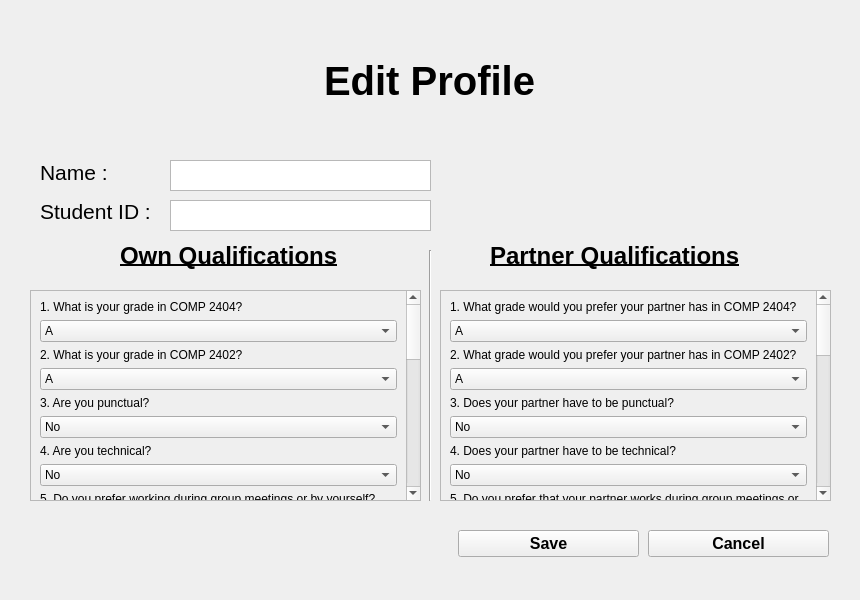
Above: Final/ProfileSubsystem/editprofilepage.ui from aboodmufti/cupid before the change. Below: the same form after it.
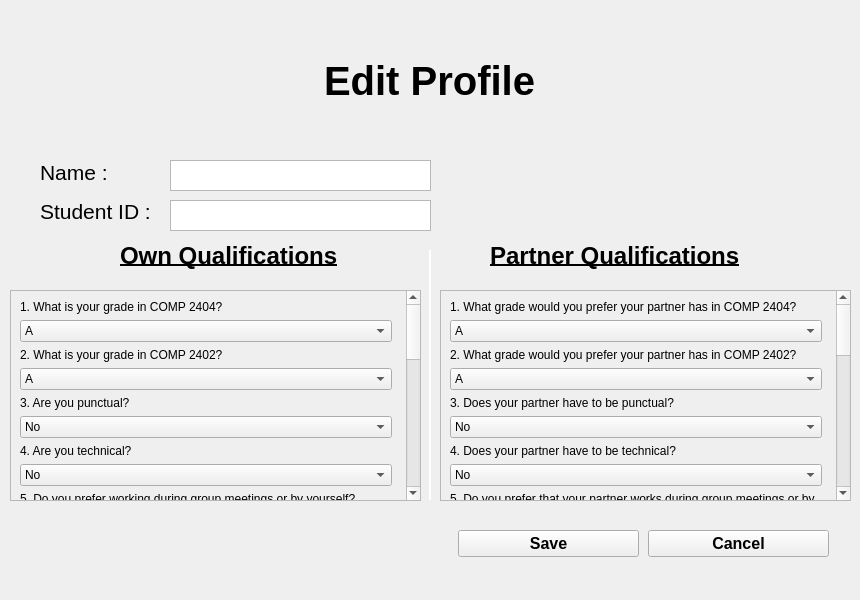
That is the form after the change.

Commit message: added some colors, and the detailed results page

Diff of the .ui file:
```diff
--- a/Final/ProfileSubsystem/editprofilepage.ui
+++ b/Final/ProfileSubsystem/editprofilepage.ui
@@ -22,6 +22,421 @@
      <height>251</height>
     </rect>
    </property>
+   <property name="palette">
+    <palette>
+     <active>
+      <colorrole role="WindowText">
+       <brush brushstyle="SolidPattern">
+        <color alpha="255">
+         <red>255</red>
+         <green>255</green>
+         <blue>255</blue>
+        </color>
+       </brush>
+      </colorrole>
+      <colorrole role="Button">
+       <brush brushstyle="SolidPattern">
+        <color alpha="255">
+         <red>255</red>
+         <green>255</green>
+         <blue>255</blue>
+        </color>
+       </brush>
+      </colorrole>
+      <colorrole role="Light">
+       <brush brushstyle="SolidPattern">
+        <color alpha="255">
+         <red>255</red>
+         <green>255</green>
+         <blue>255</blue>
+        </color>
+       </brush>
+      </colorrole>
+      <colorrole role="Midlight">
+       <brush brushstyle="SolidPattern">
+        <color alpha="255">
+         <red>255</red>
+         <green>255</green>
+         <blue>255</blue>
+        </color>
+       </brush>
+      </colorrole>
+      <colorrole role="Dark">
+       <brush brushstyle="SolidPattern">
+        <color alpha="255">
+         <red>255</red>
+         <green>255</green>
+         <blue>255</blue>
+        </color>
+       </brush>
+      </colorrole>
+      <colorrole role="Mid">
+       <brush brushstyle="SolidPattern">
+        <color alpha="255">
+         <red>255</red>
+         <green>255</green>
+         <blue>255</blue>
+        </color>
+       </brush>
+      </colorrole>
+      <colorrole role="Text">
+       <brush brushstyle="SolidPattern">
+        <color alpha="255">
+         <red>255</red>
+         <green>255</green>
+         <blue>255</blue>
+        </color>
+       </brush>
+      </colorrole>
+      <colorrole role="BrightText">
+       <brush brushstyle="SolidPattern">
+        <color alpha="255">
+         <red>255</red>
+         <green>255</green>
+         <blue>255</blue>
+        </color>
+       </brush>
+      </colorrole>
+      <colorrole role="ButtonText">
+       <brush brushstyle="SolidPattern">
+        <color alpha="255">
+         <red>255</red>
+         <green>255</green>
+         <blue>255</blue>
+        </color>
+       </brush>
+      </colorrole>
+      <colorrole role="Base">
+       <brush brushstyle="SolidPattern">
+        <color alpha="255">
+         <red>255</red>
+         <green>255</green>
+         <blue>255</blue>
+        </color>
+       </brush>
+      </colorrole>
+      <colorrole role="Window">
+       <brush brushstyle="SolidPattern">
+        <color alpha="255">
+         <red>255</red>
+         <green>255</green>
+         <blue>255</blue>
+        </color>
+       </brush>
+      </colorrole>
+      <colorrole role="Shadow">
+       <brush brushstyle="SolidPattern">
+        <color alpha="255">
+         <red>255</red>
+         <green>255</green>
+         <blue>255</blue>
+        </color>
+       </brush>
+      </colorrole>
+      <colorrole role="AlternateBase">
+       <brush brushstyle="SolidPattern">
+        <color alpha="255">
+         <red>255</red>
+         <green>255</green>
+         <blue>255</blue>
+        </color>
+       </brush>
+      </colorrole>
+      <colorrole role="ToolTipBase">
+       <brush brushstyle="SolidPattern">
+        <color alpha="255">
+         <red>255</red>
+         <green>255</green>
+         <blue>220</blue>
+        </color>
+       </brush>
+      </colorrole>
+      <colorrole role="ToolTipText">
+       <brush brushstyle="SolidPattern">
+        <color alpha="255">
+         <red>255</red>
+         <green>255</green>
+         <blue>255</blue>
+        </color>
+       </brush>
+      </colorrole>
+     </active>
+     <inactive>
+      <colorrole role="WindowText">
+       <brush brushstyle="SolidPattern">
+        <color alpha="255">
+         <red>255</red>
+         <green>255</green>
+         <blue>255</blue>
+        </color>
+       </brush>
+      </colorrole>
+      <colorrole role="Button">
+       <brush brushstyle="SolidPattern">
+        <color alpha="255">
+         <red>255</red>
+         <green>255</green>
+         <blue>255</blue>
+        </color>
+       </brush>
+      </colorrole>
+      <colorrole role="Light">
+       <brush brushstyle="SolidPattern">
+        <color alpha="255">
+         <red>255</red>
+         <green>255</green>
+         <blue>255</blue>
+        </color>
+       </brush>
+      </colorrole>
+      <colorrole role="Midlight">
+       <brush brushstyle="SolidPattern">
+        <color alpha="255">
+         <red>255</red>
+         <green>255</green>
+         <blue>255</blue>
+        </color>
+       </brush>
+      </colorrole>
+      <colorrole role="Dark">
+       <brush brushstyle="SolidPattern">
+        <color alpha="255">
+         <red>255</red>
+         <green>255</green>
+         <blue>255</blue>
+        </color>
+       </brush>
+      </colorrole>
+      <colorrole role="Mid">
+       <brush brushstyle="SolidPattern">
+        <color alpha="255">
+         <red>255</red>
+         <green>255</green>
+         <blue>255</blue>
+        </color>
+       </brush>
+      </colorrole>
+      <colorrole role="Text">
+       <brush brushstyle="SolidPattern">
+        <color alpha="255">
+         <red>255</red>
+         <green>255</green>
+         <blue>255</blue>
+        </color>
+       </brush>
+      </colorrole>
+      <colorrole role="BrightText">
+       <brush brushstyle="SolidPattern">
+        <color alpha="255">
+         <red>255</red>
+         <green>255</green>
+         <blue>255</blue>
+        </color>
+       </brush>
+      </colorrole>
+      <colorrole role="ButtonText">
+       <brush brushstyle="SolidPattern">
+        <color alpha="255">
+         <red>255</red>
+         <green>255</green>
+         <blue>255</blue>
+        </color>
+       </brush>
+      </colorrole>
+      <colorrole role="Base">
+       <brush brushstyle="SolidPattern">
+        <color alpha="255">
+         <red>255</red>
+         <green>255</green>
+         <blue>255</blue>
+        </color>
+       </brush>
+      </colorrole>
+      <colorrole role="Window">
+       <brush brushstyle="SolidPattern">
+        <color alpha="255">
+         <red>255</red>
+         <green>255</green>
+         <blue>255</blue>
+        </color>
+       </brush>
+      </colorrole>
+      <colorrole role="Shadow">
+       <brush brushstyle="SolidPattern">
+        <color alpha="255">
+         <red>255</red>
+         <green>255</green>
+         <blue>255</blue>
+        </color>
+       </brush>
+      </colorrole>
+      <colorrole role="AlternateBase">
+       <brush brushstyle="SolidPattern">
+        <color alpha="255">
+         <red>255</red>
+         <green>255</green>
+         <blue>255</blue>
+        </color>
+       </brush>
+      </colorrole>
+      <colorrole role="ToolTipBase">
+       <brush brushstyle="SolidPattern">
+        <color alpha="255">
+         <red>255</red>
+         <green>255</green>
+         <blue>220</blue>
+        </color>
+       </brush>
+      </colorrole>
+      <colorrole role="ToolTipText">
+       <brush brushstyle="SolidPattern">
+        <color alpha="255">
+         <red>255</red>
+         <green>255</green>
+         <blue>255</blue>
+        </color>
+       </brush>
+      </colorrole>
+     </inactive>
+     <disabled>
+      <colorrole role="WindowText">
+       <brush brushstyle="SolidPattern">
+        <color alpha="255">
+         <red>255</red>
+         <green>255</green>
+         <blue>255</blue>
+        </color>
+       </brush>
+      </colorrole>
+      <colorrole role="Button">
+       <brush brushstyle="SolidPattern">
+        <color alpha="255">
+         <red>255</red>
+         <green>255</green>
+         <blue>255</blue>
+        </color>
+       </brush>
+      </colorrole>
+      <colorrole role="Light">
+       <brush brushstyle="SolidPattern">
+        <color alpha="255">
+         <red>255</red>
+         <green>255</green>
+         <blue>255</blue>
+        </color>
+       </brush>
+      </colorrole>
+      <colorrole role="Midlight">
+       <brush brushstyle="SolidPattern">
+        <color alpha="255">
+         <red>255</red>
+         <green>255</green>
+         <blue>255</blue>
+        </color>
+       </brush>
+      </colorrole>
+      <colorrole role="Dark">
+       <brush brushstyle="SolidPattern">
+        <color alpha="255">
+         <red>255</red>
+         <green>255</green>
+         <blue>255</blue>
+        </color>
+       </brush>
+      </colorrole>
+      <colorrole role="Mid">
+       <brush brushstyle="SolidPattern">
+        <color alpha="255">
+         <red>255</red>
+         <green>255</green>
+         <blue>255</blue>
+        </color>
+       </brush>
+      </colorrole>
+      <colorrole role="Text">
+       <brush brushstyle="SolidPattern">
+        <color alpha="255">
+         <red>255</red>
+         <green>255</green>
+         <blue>255</blue>
+        </color>
+       </brush>
+      </colorrole>
+      <colorrole role="BrightText">
+       <brush brushstyle="SolidPattern">
+        <color alpha="255">
+         <red>255</red>
+         <green>255</green>
+         <blue>255</blue>
+        </color>
+       </brush>
+      </colorrole>
+      <colorrole role="ButtonText">
+       <brush brushstyle="SolidPattern">
+        <color alpha="255">
+         <red>255</red>
+         <green>255</green>
+         <blue>255</blue>
+        </color>
+       </brush>
+      </colorrole>
+      <colorrole role="Base">
+       <brush brushstyle="SolidPattern">
+        <color alpha="255">
+         <red>255</red>
+         <green>255</green>
+         <blue>255</blue>
+        </color>
+       </brush>
+      </colorrole>
+      <colorrole role="Window">
+       <brush brushstyle="SolidPattern">
+        <color alpha="255">
+         <red>255</red>
+         <green>255</green>
+         <blue>255</blue>
+        </color>
+       </brush>
+      </colorrole>
+      <colorrole role="Shadow">
+       <brush brushstyle="SolidPattern">
+        <color alpha="255">
+         <red>255</red>
+         <green>255</green>
+         <blue>255</blue>
+        </color>
+       </brush>
+      </colorrole>
+      <colorrole role="AlternateBase">
+       <brush brushstyle="SolidPattern">
+        <color alpha="255">
+         <red>255</red>
+         <green>255</green>
+         <blue>255</blue>
+        </color>
+       </brush>
+      </colorrole>
+      <colorrole role="ToolTipBase">
+       <brush brushstyle="SolidPattern">
+        <color alpha="255">
+         <red>255</red>
+         <green>255</green>
+         <blue>220</blue>
+        </color>
+       </brush>
+      </colorrole>
+      <colorrole role="ToolTipText">
+       <brush brushstyle="SolidPattern">
+        <color alpha="255">
+         <red>255</red>
+         <green>255</green>
+         <blue>255</blue>
+        </color>
+       </brush>
+      </colorrole>
+     </disabled>
+    </palette>
+   </property>
    <property name="orientation">
     <enum>Qt::Vertical</enum>
    </property>
@@ -29,9 +444,9 @@
   <widget class="QScrollArea" name="scrollArea_2">
    <property name="geometry">
     <rect>
-     <x>30</x>
+     <x>10</x>
      <y>290</y>
-     <width>391</width>
+     <width>411</width>
      <height>211</height>
     </rect>
    </property>
@@ -43,10 +458,16 @@
      <rect>
       <x>0</x>
       <y>0</y>
-      <width>402</width>
+      <width>390</width>
       <height>859</height>
      </rect>
     </property>
+    <property name="maximumSize">
+     <size>
+      <width>390</width>
+      <height>16777215</height>
+     </size>
+    </property>
     <layout class="QVBoxLayout" name="verticalLayout">
      <item>
       <widget class="QLabel" name="label_24">
@@ -483,10 +904,13 @@
     <rect>
      <x>440</x>
      <y>290</y>
-     <width>391</width>
+     <width>411</width>
      <height>211</height>
     </rect>
    </property>
+   <property name="horizontalScrollBarPolicy">
+    <enum>Qt::ScrollBarAsNeeded</enum>
+   </property>
    <property name="widgetResizable">
     <bool>true</bool>
    </property>
@@ -494,11 +918,17 @@
     <property name="geometry">
      <rect>
       <x>0</x>
-      <y>-102</y>
-      <width>438</width>
+      <y>0</y>
+      <width>390</width>
       <height>927</height>
      </rect>
     </property>
+    <property name="maximumSize">
+     <size>
+      <width>390</width>
+      <height>16777215</height>
+     </size>
+    </property>
     <layout class="QVBoxLayout" name="verticalLayout_2">
      <item>
       <widget class="QLabel" name="label_25">
```
The commit also changes 20 other files.
